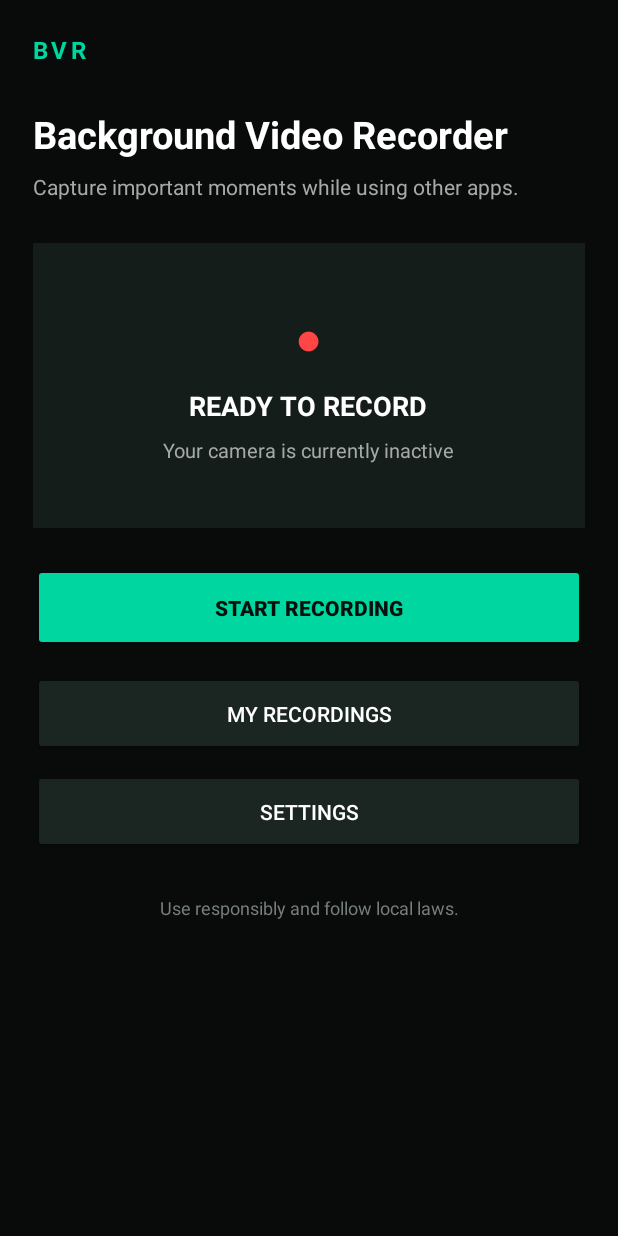
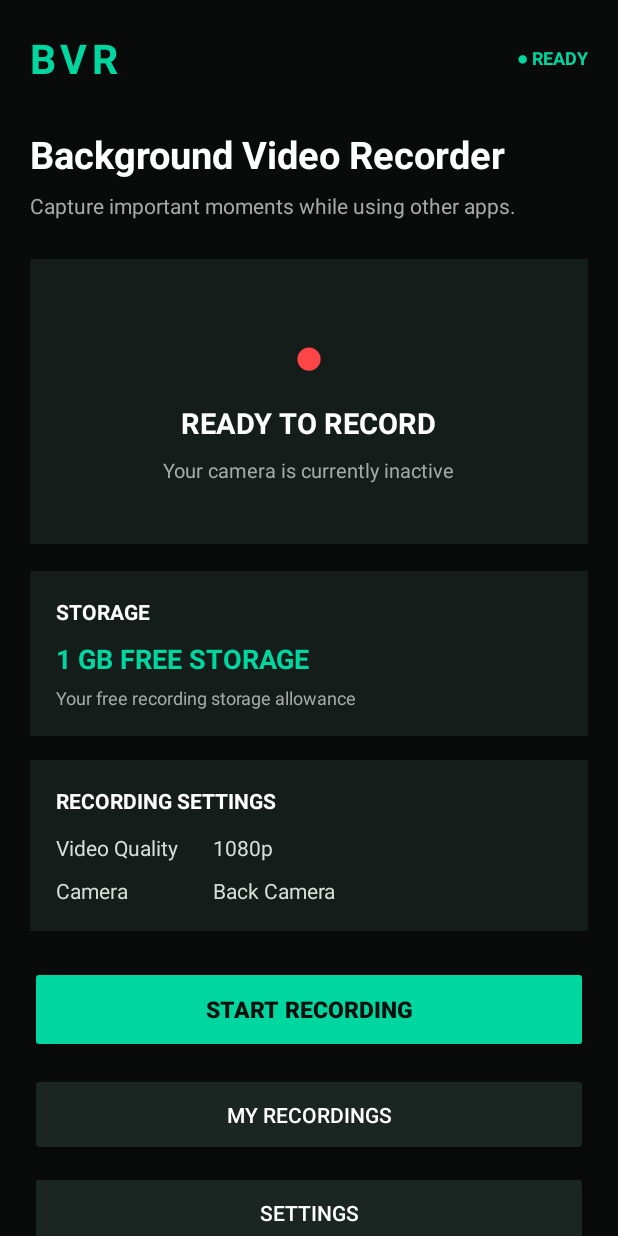
Before and after one commit to altamashkhan998448-cyber/Background-Video-Recorder, an Android app: the screen it shows after launch (MainActivity), on a phone screen of 412 x 824 dp. Run offline under Robolectric (Android 15) with nearby library versions, the phone set to English and light mode, and no system bars.

Commit message:
Update activity_main.xml

```diff
--- a/app/src/main/res/layout/activity_main.xml
+++ b/app/src/main/res/layout/activity_main.xml
@@ -1,5 +1,4 @@
-<?xml version="1.0" encoding="utf-8"?>
-<ScrollView xmlns:android="http://schemas.android.com/apk/res/android"
+<?xml version="1.0" encoding="utf-8"?><ScrollView xmlns:android="http://schemas.android.com/apk/res/android"
 android:layout_width="match_parent"
 android:layout_height="match_parent"
 android:background="#080B0A"
@@ -9,19 +8,44 @@
     android:layout_width="match_parent"
     android:layout_height="wrap_content"
     android:orientation="vertical"
-        android:padding="22dp">
+    android:padding="20dp">
+
+    <!-- HEADER -->
+
+    <LinearLayout
+        android:layout_width="match_parent"
+        android:layout_height="wrap_content"
+        android:gravity="center_vertical"
+        android:orientation="horizontal">
 
         <TextView
             android:layout_width="wrap_content"
             android:layout_height="wrap_content"
             android:text="BVR"
             android:textColor="#00D6A0"
-            android:textSize="16sp"
+            android:textSize="27sp"
             android:textStyle="bold"
-            android:letterSpacing="0.15" />
+            android:letterSpacing="0.12" />
+
+        <View
+            android:layout_width="0dp"
+            android:layout_height="1dp"
+            android:layout_weight="1" />
 
         <TextView
             android:layout_width="wrap_content"
+            android:layout_height="wrap_content"
+            android:text="● READY"
+            android:textColor="#00D6A0"
+            android:textSize="12sp"
+            android:textStyle="bold" />
+
+    </LinearLayout>
+
+    <!-- TITLE -->
+
+    <TextView
+        android:layout_width="match_parent"
         android:layout_height="wrap_content"
         android:layout_marginTop="28dp"
         android:text="Background Video Recorder"
@@ -30,66 +54,149 @@
         android:textStyle="bold" />
 
     <TextView
-            android:layout_width="wrap_content"
+        android:layout_width="match_parent"
         android:layout_height="wrap_content"
-            android:layout_marginTop="8dp"
+        android:layout_marginTop="7dp"
         android:text="Capture important moments while using other apps."
         android:textColor="#A5AAA8"
         android:textSize="14sp" />
 
+    <!-- RECORDING CARD -->
+
     <LinearLayout
         android:layout_width="match_parent"
         android:layout_height="190dp"
-            android:layout_marginTop="28dp"
+        android:layout_marginTop="26dp"
         android:background="#151D1A"
         android:gravity="center"
         android:orientation="vertical"
-            android:padding="20dp">
+        android:padding="18dp">
 
         <TextView
             android:layout_width="wrap_content"
             android:layout_height="wrap_content"
             android:text="●"
             android:textColor="#FF4545"
-                android:textSize="30sp" />
+            android:textSize="35sp" />
 
         <TextView
             android:layout_width="wrap_content"
             android:layout_height="wrap_content"
-                android:layout_marginTop="12dp"
+            android:layout_marginTop="8dp"
             android:text="READY TO RECORD"
             android:textColor="#FFFFFF"
-                android:textSize="18sp"
+            android:textSize="19sp"
             android:textStyle="bold" />
 
         <TextView
             android:layout_width="wrap_content"
             android:layout_height="wrap_content"
-                android:layout_marginTop="8dp"
+            android:layout_marginTop="9dp"
             android:text="Your camera is currently inactive"
             android:textColor="#A5AAA8"
             android:textSize="13sp" />
 
     </LinearLayout>
 
+    <!-- STORAGE CARD -->
+
+    <LinearLayout
+        android:layout_width="match_parent"
+        android:layout_height="wrap_content"
+        android:layout_marginTop="18dp"
+        android:background="#151D1A"
+        android:orientation="vertical"
+        android:padding="17dp">
+
+        <TextView
+            android:layout_width="match_parent"
+            android:layout_height="wrap_content"
+            android:text="STORAGE"
+            android:textColor="#FFFFFF"
+            android:textSize="14sp"
+            android:textStyle="bold" />
+
+        <TextView
+            android:layout_width="match_parent"
+            android:layout_height="wrap_content"
+            android:layout_marginTop="9dp"
+            android:text="1 GB FREE STORAGE"
+            android:textColor="#00D6A0"
+            android:textSize="18sp"
+            android:textStyle="bold" />
+
+        <TextView
+            android:layout_width="match_parent"
+            android:layout_height="wrap_content"
+            android:layout_marginTop="5dp"
+            android:text="Your free recording storage allowance"
+            android:textColor="#A5AAA8"
+            android:textSize="12sp" />
+
+    </LinearLayout>
+
+    <!-- RECORDING SETTINGS INFO -->
+
+    <LinearLayout
+        android:layout_width="match_parent"
+        android:layout_height="wrap_content"
+        android:layout_marginTop="16dp"
+        android:background="#151D1A"
+        android:orientation="vertical"
+        android:padding="17dp">
+
+        <TextView
+            android:layout_width="match_parent"
+            android:layout_height="wrap_content"
+            android:text="RECORDING SETTINGS"
+            android:textColor="#FFFFFF"
+            android:textSize="14sp"
+            android:textStyle="bold" />
+
+        <TextView
+            android:layout_width="match_parent"
+            android:layout_height="wrap_content"
+            android:layout_marginTop="12dp"
+            android:text="Video Quality       1080p"
+            android:textColor="#D6DEDA"
+            android:textSize="14sp" />
+
+        <TextView
+            android:layout_width="match_parent"
+            android:layout_height="wrap_content"
+            android:layout_marginTop="9dp"
+            android:text="Camera                 Back Camera"
+            android:textColor="#D6DEDA"
+            android:textSize="14sp" />
+
+    </LinearLayout>
+
+    <!-- START RECORDING -->
+
     <Button
         android:id="@+id/btnStartRecording"
         android:layout_width="match_parent"
         android:layout_height="58dp"
-            android:layout_marginTop="24dp"
+        android:layout_marginTop="23dp"
         android:backgroundTint="#00D6A0"
         android:text="START RECORDING"
         android:textColor="#07100D"
+        android:textSize="15sp"
         android:textStyle="bold" />
+
+    <!-- RECORDINGS -->
 
     <Button
         android:id="@+id/btnRecordings"
         android:layout_width="match_parent"
         android:layout_height="55dp"
-            android:layout_marginTop="14dp"
+        android:layout_marginTop="13dp"
         android:backgroundTint="#1B2521"
         android:text="MY RECORDINGS"
-            android:textColor="#FFFFFF" />
+        android:textColor="#FFFFFF"
+        android:textSize="14sp" />
+
+    <!-- SETTINGS -->
 
     <Button
         android:id="@+id/btnSettings"
@@ -98,12 +205,13 @@
         android:layout_marginTop="10dp"
         android:backgroundTint="#1B2521"
         android:text="SETTINGS"
-            android:textColor="#FFFFFF" />
+        android:textColor="#FFFFFF"
+        android:textSize="14sp" />
 
     <TextView
         android:layout_width="match_parent"
         android:layout_height="wrap_content"
-            android:layout_marginTop="28dp"
+        android:layout_marginTop="24dp"
         android:gravity="center"
         android:text="Use responsibly and follow local laws."
         android:textColor="#777F7B"
```
Lines whose indentation alone changed are shown as unchanged.
